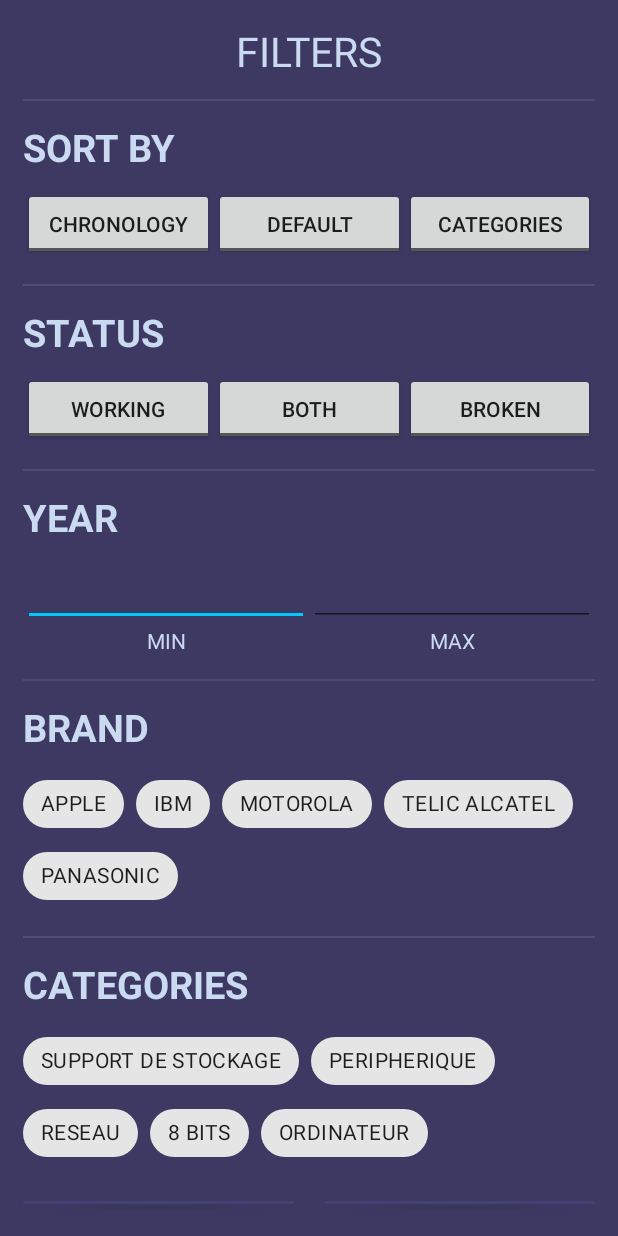
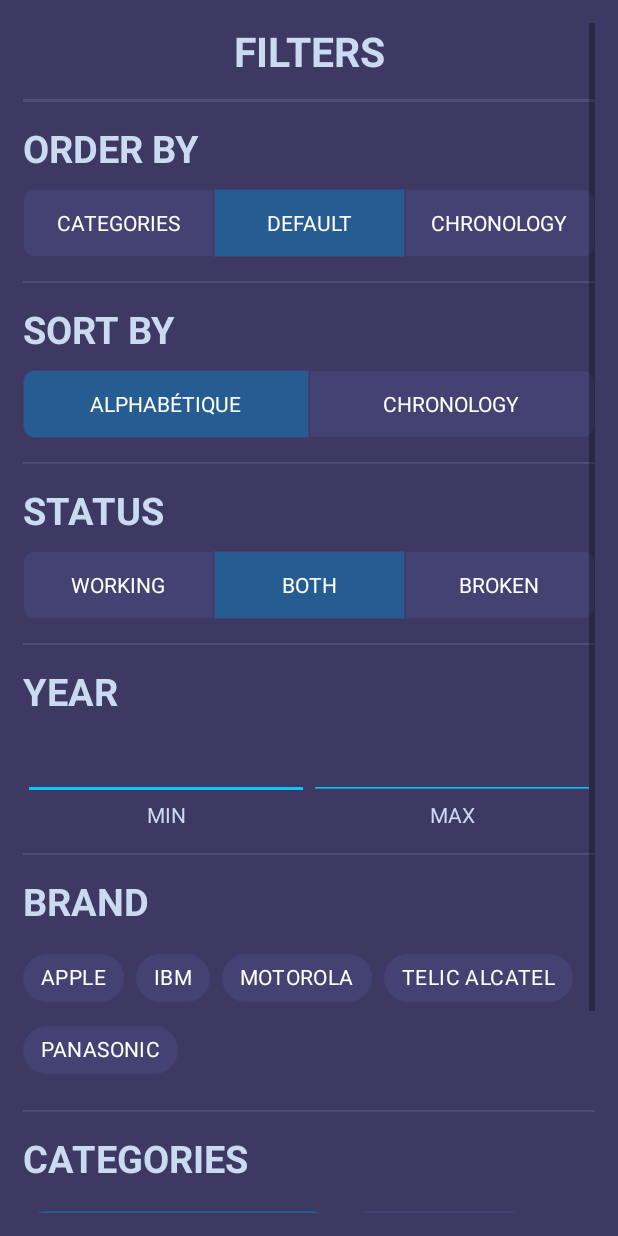
Before and after one commit to qanastek/Retro-Hardware, an Android app: the layout filters.xml on its own in the app's theme, with its tools: preview values and no code run, on a phone screen of 412 x 824 dp. Run offline under Robolectric (Android 15) with nearby library versions, the phone set to English and light mode, and no system bars.

Commit message:
Update: - Remade all the UI for filters.

```diff
--- a/app/build.gradle
+++ b/app/build.gradle
@@ -38,4 +38,6 @@ dependencies {
     implementation 'androidx.recyclerview:recyclerview:1.1.0'
     implementation 'androidx.cardview:cardview:1.0.0'
     implementation 'com.google.android.material:material:1.0.0'
+    implementation 'com.github.bumptech.glide:glide:4.11.0'
+    annotationProcessor 'com.github.bumptech.glide:compiler:4.11.0'
 }
--- a/app/src/main/java/com/example/retro_hardware/controllers/MainActivity.kt
+++ b/app/src/main/java/com/example/retro_hardware/controllers/MainActivity.kt
@@ -158,6 +158,10 @@ class MainActivity : AppCompatActivity, SwipeRefreshLayout.OnRefreshListener {
 
             // Thumbnail
             val thumb = row.findViewById<ImageView>(R.id.image)
+
+            /**
+             * Load the image, reduce the resolution and put it in the cache
+             */
             Glide.with(this.context).load(item!!.getUrlThumbnail()).centerCrop().placeholder(R.drawable.no_image).into(thumb)
 
             // Name
--- /dev/null
+++ b/app/src/main/res/color/chip_selector.xml
@@ -0,0 +1,5 @@
+<?xml version="1.0" encoding="utf-8"?>
+<selector xmlns:android="http://schemas.android.com/apk/res/android">
+    <item android:color="@color/colorSelected" android:state_checked="true"/>
+    <item android:color="@color/colorPrimary" android:state_checked="false"/>
+</selector>
--- /dev/null
+++ b/app/src/main/res/drawable/round_radio_btn_left_selected.xml
@@ -0,0 +1,6 @@
+<?xml version="1.0" encoding="utf-8"?>
+<shape xmlns:android="http://schemas.android.com/apk/res/android">
+    <solid android:color="@color/colorSelected"/>
+    <corners android:topLeftRadius="7dp" android:bottomLeftRadius="7dp"/>
+    <stroke android:color="@color/colorPrimary" android:width="0.75dp"/>
+</shape>
--- /dev/null
+++ b/app/src/main/res/drawable/round_radio_btn_left_selector.xml
@@ -0,0 +1,5 @@
+<?xml version="1.0" encoding="utf-8"?>
+<selector xmlns:android="http://schemas.android.com/apk/res/android">
+    <item android:drawable="@drawable/round_radio_btn_left_selected" android:state_checked="true"/>
+    <item android:drawable="@drawable/round_radio_btn_left_unselected" android:state_checked="false"/>
+</selector>
--- /dev/null
+++ b/app/src/main/res/drawable/round_radio_btn_left_unselected.xml
@@ -0,0 +1,6 @@
+<?xml version="1.0" encoding="utf-8"?>
+<shape xmlns:android="http://schemas.android.com/apk/res/android">
+    <solid android:color="@color/colorPrimary"/>
+    <corners android:topLeftRadius="7dp" android:bottomLeftRadius="7dp"/>
+    <stroke android:color="@color/colorPrimaryDark" android:width="0.75dp"/>
+</shape>
--- /dev/null
+++ b/app/src/main/res/drawable/round_radio_btn_middle_selected.xml
@@ -0,0 +1,6 @@
+<?xml version="1.0" encoding="utf-8"?>
+<shape xmlns:android="http://schemas.android.com/apk/res/android">
+    <solid android:color="@color/colorSelected"/>
+    <corners android:radius="0dp"/>
+    <stroke android:color="@color/colorPrimary" android:width="0.75dp"/>
+</shape>
--- /dev/null
+++ b/app/src/main/res/drawable/round_radio_btn_middle_selector.xml
@@ -0,0 +1,5 @@
+<?xml version="1.0" encoding="utf-8"?>
+<selector xmlns:android="http://schemas.android.com/apk/res/android">
+    <item android:drawable="@drawable/round_radio_btn_middle_selected" android:state_checked="true"/>
+    <item android:drawable="@drawable/round_radio_btn_middle_unselected" android:state_checked="false"/>
+</selector>
--- /dev/null
+++ b/app/src/main/res/drawable/round_radio_btn_middle_unselected.xml
@@ -0,0 +1,6 @@
+<?xml version="1.0" encoding="utf-8"?>
+<shape xmlns:android="http://schemas.android.com/apk/res/android">
+    <solid android:color="@color/colorPrimary"/>
+    <corners android:radius="0dp"/>
+    <stroke android:color="@color/colorPrimaryDark" android:width="0.75dp"/>
+</shape>
--- /dev/null
+++ b/app/src/main/res/drawable/round_radio_btn_right_selected.xml
@@ -0,0 +1,6 @@
+<?xml version="1.0" encoding="utf-8"?>
+<shape xmlns:android="http://schemas.android.com/apk/res/android">
+    <solid android:color="@color/colorSelected"/>
+    <corners android:topRightRadius="7dp" android:bottomRightRadius="7dp"/>
+    <stroke android:color="@color/colorPrimary" android:width="0.75dp"/>
+</shape>
--- /dev/null
+++ b/app/src/main/res/drawable/round_radio_btn_right_selector.xml
@@ -0,0 +1,5 @@
+<?xml version="1.0" encoding="utf-8"?>
+<selector xmlns:android="http://schemas.android.com/apk/res/android">
+    <item android:drawable="@drawable/round_radio_btn_right_selected" android:state_checked="true"/>
+    <item android:drawable="@drawable/round_radio_btn_right_unselected" android:state_checked="false"/>
+</selector>
--- /dev/null
+++ b/app/src/main/res/drawable/round_radio_btn_right_unselected.xml
@@ -0,0 +1,6 @@
+<?xml version="1.0" encoding="utf-8"?>
+<shape xmlns:android="http://schemas.android.com/apk/res/android">
+    <solid android:color="@color/colorPrimary"/>
+    <corners android:topRightRadius="7dp" android:bottomRightRadius="7dp"/>
+    <stroke android:color="@color/colorPrimaryDark" android:width="0.75dp"/>
+</shape>
--- a/app/src/main/res/layout/activity_item.xml
+++ b/app/src/main/res/layout/activity_item.xml
@@ -363,6 +363,7 @@
             </LinearLayout>
 
         </LinearLayout>
+
     </ScrollView>
 
 </androidx.constraintlayout.widget.ConstraintLayout>
--- a/app/src/main/res/layout/filters.xml
+++ b/app/src/main/res/layout/filters.xml
@@ -8,6 +8,18 @@
     android:padding="15dp"
     android:orientation="vertical">
 
+    <ScrollView
+        android:layout_width="match_parent"
+        android:layout_height="match_parent"
+        app:layout_constraintBottom_toBottomOf="parent"
+        app:layout_constraintEnd_toEndOf="parent"
+        app:layout_constraintStart_toStartOf="parent"
+        app:layout_constraintTop_toTopOf="parent">
+
+        <LinearLayout
+            android:layout_width="match_parent"
+            android:layout_height="wrap_content"
+            android:orientation="vertical">
 
         <TextView
             android:id="@+id/title"
@@ -18,14 +30,87 @@
             android:text="FILTERS"
             android:textAllCaps="true"
             android:textColor="@color/textColorPrimary"
+            android:textStyle="bold"
             android:textSize="27sp" />
 
         <View
             android:layout_width="match_parent"
-        android:layout_height="1dp"
+            android:layout_height="2dp"
             android:layout_marginBottom="13dp"
             android:background="?android:attr/listDivider"
-        android:backgroundTint="@color/textColorPrimary"/>
+            android:backgroundTint="@color/textColorPrimary" />
+
+        <TextView
+            android:id="@+id/labelOrderBy"
+            android:layout_width="match_parent"
+            android:layout_height="wrap_content"
+            android:paddingBottom="10dp"
+            android:text="ORDER BY"
+            android:textAllCaps="true"
+            android:textColor="@color/textColorPrimary"
+            android:textSize="25sp"
+            android:textStyle="bold" />
+
+        <RadioGroup
+            android:layout_width="match_parent"
+            android:layout_height="45dp"
+            android:orientation="horizontal">
+
+            <RadioButton
+                android:id="@+id/yearsSort"
+                android:layout_width="match_parent"
+                android:layout_height="match_parent"
+                android:layout_weight="1"
+                android:background="@drawable/round_radio_btn_left_selector"
+                android:button="@android:color/transparent"
+                android:checked="false"
+                android:gravity="center"
+                android:text="categories"
+                android:textAllCaps="true"
+                android:textColor="@color/white"
+                android:textOff="categories"
+                android:textOn="categories" />
+
+            <RadioButton
+                android:id="@+id/defaultSort"
+                android:layout_width="match_parent"
+                android:layout_height="match_parent"
+                android:layout_weight="1"
+                android:background="@drawable/round_radio_btn_middle_selector"
+                android:button="@android:color/transparent"
+                android:checked="true"
+                android:gravity="center"
+                android:text="default"
+                android:textAllCaps="true"
+                android:textColor="@color/white"
+                android:textOff="default"
+                android:textOn="default" />
+
+            <RadioButton
+                android:id="@+id/categorySort"
+                android:layout_width="match_parent"
+                android:layout_height="match_parent"
+                android:layout_weight="1"
+                android:background="@drawable/round_radio_btn_right_selector"
+                android:button="@android:color/transparent"
+                android:checked="false"
+                android:gravity="center"
+                android:text="chronology"
+                android:textAllCaps="true"
+                android:textColor="@color/white"
+                android:textOff="chronology"
+                android:textOn="chronology" />
+
+        </RadioGroup>
+
+        <View
+            android:id="@+id/view2"
+            android:layout_width="match_parent"
+            android:layout_height="1dp"
+            android:layout_marginTop="16dp"
+            android:layout_marginBottom="13dp"
+            android:background="?android:attr/listDivider"
+            android:backgroundTint="@color/textColorPrimary" />
 
         <TextView
             android:id="@+id/labelSortBy"
@@ -40,48 +125,43 @@
 
         <RadioGroup
             android:layout_width="match_parent"
-        android:layout_height="wrap_content">
-
-        <LinearLayout
-            android:layout_width="match_parent"
-            android:layout_height="wrap_content"
+            android:layout_height="45dp"
             android:orientation="horizontal">
 
-            <ToggleButton
+            <RadioButton
+                android:id="@+id/alphabetique"
+                android:layout_width="match_parent"
+                android:layout_height="match_parent"
+                android:layout_weight="1"
+                android:background="@drawable/round_radio_btn_left_selector"
+                android:button="@android:color/transparent"
+                android:checked="true"
+                android:gravity="center"
+                android:text="alphabétique"
+                android:textAllCaps="true"
+                android:textColor="@color/white"
+                android:textOff="alphabétique"
+                android:textOn="alphabétique" />
+
+            <RadioButton
                 android:id="@+id/chronology"
                 android:layout_width="match_parent"
-                android:layout_height="wrap_content"
+                android:layout_height="match_parent"
                 android:layout_weight="1"
+                android:background="@drawable/round_radio_btn_right_selector"
+                android:button="@android:color/transparent"
                 android:checked="false"
+                android:gravity="center"
                 android:text="chronology"
+                android:textAllCaps="true"
+                android:textColor="@color/white"
                 android:textOff="chronology"
                 android:textOn="chronology" />
 
-            <ToggleButton
-                android:id="@+id/defaultSort"
-                android:layout_width="match_parent"
-                android:layout_height="wrap_content"
-                android:layout_weight="1"
-                android:checked="false"
-                android:text="default"
-                android:textOff="default"
-                android:textOn="default" />
-
-            <ToggleButton
-                android:id="@+id/categories"
-                android:layout_width="match_parent"
-                android:layout_height="wrap_content"
-                android:layout_weight="1"
-                android:checked="false"
-                android:text="categories"
-                android:textOff="categories"
-                android:textOn="categories" />
-
-        </LinearLayout>
         </RadioGroup>
 
         <View
-        android:id="@+id/view2"
+            android:id="@+id/view5"
             android:layout_width="match_parent"
             android:layout_height="1dp"
             android:layout_marginTop="16dp"
@@ -102,44 +182,54 @@
 
         <RadioGroup
             android:layout_width="match_parent"
-        android:layout_height="wrap_content">
-
-        <LinearLayout
-            android:layout_width="match_parent"
-            android:layout_height="wrap_content"
+            android:layout_height="45dp"
             android:orientation="horizontal">
 
-            <ToggleButton
+            <RadioButton
                 android:id="@+id/working"
                 android:layout_width="match_parent"
-                android:layout_height="wrap_content"
+                android:layout_height="match_parent"
                 android:layout_weight="1"
+                android:background="@drawable/round_radio_btn_left_selector"
+                android:button="@android:color/transparent"
                 android:checked="false"
+                android:gravity="center"
                 android:text="working"
+                android:textAllCaps="true"
+                android:textColor="@color/white"
                 android:textOff="working"
                 android:textOn="working" />
 
-            <ToggleButton
+            <RadioButton
                 android:id="@+id/toggleButton3"
                 android:layout_width="match_parent"
-                android:layout_height="wrap_content"
+                android:layout_height="match_parent"
                 android:layout_weight="1"
-                android:checked="false"
+                android:background="@drawable/round_radio_btn_middle_selector"
+                android:button="@android:color/transparent"
+                android:checked="true"
+                android:gravity="center"
                 android:text="both"
+                android:textAllCaps="true"
+                android:textColor="@color/white"
                 android:textOff="both"
                 android:textOn="both" />
 
-            <ToggleButton
+            <RadioButton
                 android:id="@+id/broken"
                 android:layout_width="match_parent"
-                android:layout_height="wrap_content"
+                android:layout_height="match_parent"
                 android:layout_weight="1"
+                android:background="@drawable/round_radio_btn_right_selector"
+                android:button="@android:color/transparent"
                 android:checked="false"
+                android:gravity="center"
                 android:text="broken"
+                android:textAllCaps="true"
+                android:textColor="@color/white"
                 android:textOff="broken"
                 android:textOn="broken" />
 
-        </LinearLayout>
         </RadioGroup>
 
         <View
@@ -181,7 +271,9 @@
                     android:layout_weight="1"
                     android:ems="10"
                     android:inputType="numberDecimal"
-                android:textAlignment="center" />
+                    android:textAlignment="center"
+                    android:textColor="@color/colorAccent"
+                    android:backgroundTint="@color/colorAccent" />
 
                 <TextView
                     android:id="@+id/startYear"
@@ -208,7 +300,9 @@
                     android:layout_weight="1"
                     android:ems="10"
                     android:inputType="numberDecimal"
-                android:textAlignment="center" />
+                    android:textAlignment="center"
+                    android:textColor="@color/colorAccent"
+                    android:backgroundTint="@color/colorAccent" />
 
                 <TextView
                     android:id="@+id/endYear"
@@ -248,35 +342,35 @@
             android:layout_height="wrap_content">
 
             <com.google.android.material.chip.Chip
-            style="@style/Widget.MaterialComponents.Chip.Filter"
+                style="@style/ChipFilter"
                 android:layout_width="wrap_content"
                 android:layout_height="wrap_content"
                 android:text="APPLE"
                 android:textAllCaps="true" />
 
             <com.google.android.material.chip.Chip
-            style="@style/Widget.MaterialComponents.Chip.Filter"
+                style="@style/ChipFilter"
                 android:layout_width="wrap_content"
                 android:layout_height="wrap_content"
                 android:text="IBM"
                 android:textAllCaps="true" />
 
             <com.google.android.material.chip.Chip
-            style="@style/Widget.MaterialComponents.Chip.Filter"
+                style="@style/ChipFilter"
                 android:layout_width="wrap_content"
                 android:layout_height="wrap_content"
                 android:text="MOTOROLA"
                 android:textAllCaps="true" />
 
             <com.google.android.material.chip.Chip
-            style="@style/Widget.MaterialComponents.Chip.Filter"
+                style="@style/ChipFilter"
                 android:layout_width="wrap_content"
                 android:layout_height="wrap_content"
                 android:text="TELIC ALCATEL"
                 android:textAllCaps="true" />
 
             <com.google.android.material.chip.Chip
-            style="@style/Widget.MaterialComponents.Chip.Filter"
+                style="@style/ChipFilter"
                 android:layout_width="wrap_content"
                 android:layout_height="wrap_content"
                 android:text="PANASONIC"
@@ -309,35 +403,36 @@
             android:layout_height="wrap_content">
 
             <com.google.android.material.chip.Chip
-            style="@style/Widget.MaterialComponents.Chip.Filter"
+                style="@style/ChipFilter"
                 android:layout_width="wrap_content"
                 android:layout_height="wrap_content"
                 android:text="SUPPORT DE STOCKAGE"
-            android:textAllCaps="true" />
+                android:textAllCaps="true"
+                android:checked="true" />
 
             <com.google.android.material.chip.Chip
-            style="@style/Widget.MaterialComponents.Chip.Filter"
+                style="@style/ChipFilter"
                 android:layout_width="wrap_content"
                 android:layout_height="wrap_content"
                 android:text="PERIPHERIQUE"
                 android:textAllCaps="true" />
 
             <com.google.android.material.chip.Chip
-            style="@style/Widget.MaterialComponents.Chip.Filter"
+                style="@style/ChipFilter"
                 android:layout_width="wrap_content"
                 android:layout_height="wrap_content"
                 android:text="RESEAU"
                 android:textAllCaps="true" />
 
             <com.google.android.material.chip.Chip
-            style="@style/Widget.MaterialComponents.Chip.Filter"
+                style="@style/ChipFilter"
                 android:layout_width="wrap_content"
                 android:layout_height="wrap_content"
                 android:text="8 BITS"
                 android:textAllCaps="true" />
 
             <com.google.android.material.chip.Chip
-            style="@style/Widget.MaterialComponents.Chip.Filter"
+                style="@style/ChipFilter"
                 android:layout_width="wrap_content"
                 android:layout_height="wrap_content"
                 android:text="ORDINATEUR"
@@ -353,22 +448,29 @@
             <Button
                 android:id="@+id/cancel"
                 android:layout_width="match_parent"
-            android:layout_height="wrap_content"
+                android:layout_height="60dp"
                 android:layout_marginRight="10dp"
                 android:layout_weight="1"
                 android:onClick="cancel"
                 android:text="cancel"
+                android:backgroundTint="@color/colorSelected"
                 android:textAllCaps="true" />
 
             <Button
                 android:id="@+id/apply"
                 android:layout_width="match_parent"
-            android:layout_height="wrap_content"
+                android:layout_height="60dp"
                 android:layout_marginLeft="10dp"
                 android:layout_weight="1"
                 android:onClick="apply"
                 android:text="apply"
+                android:backgroundTint="@color/colorSelected"
                 android:textAllCaps="true" />
+
         </LinearLayout>
 
         </LinearLayout>
+
+    </ScrollView>
+
+</LinearLayout>
--- a/app/src/main/res/values/colors.xml
+++ b/app/src/main/res/values/colors.xml
@@ -1,6 +1,7 @@
 <?xml version="1.0" encoding="utf-8"?>
 <resources>
     <color name="white">#ffffff</color>
+    <color name="colorSelected">#255C91</color>
     <color name="colorPrimary">#434273</color>
     <color name="colorPrimaryDark">#3d3963</color>
     <color name="colorAccent">#00C7FC</color>
--- a/app/src/main/res/values/styles.xml
+++ b/app/src/main/res/values/styles.xml
@@ -29,4 +29,9 @@
     <style name="CalenderViewWeekCustomText" parent="android:TextAppearance.DeviceDefault.Small">
         <item name="android:textColor">@color/colorAccent</item>
     </style>
+
+    <style name="ChipFilter" parent="@style/Widget.MaterialComponents.Chip.Filter">
+        <item name="android:textColor">@color/white</item>
+        <item name="chipBackgroundColor">@color/chip_selector</item>
+    </style>
 </resources>
```
Also changed, not shown: 3 other files. Lines whose indentation alone changed are shown as unchanged.
